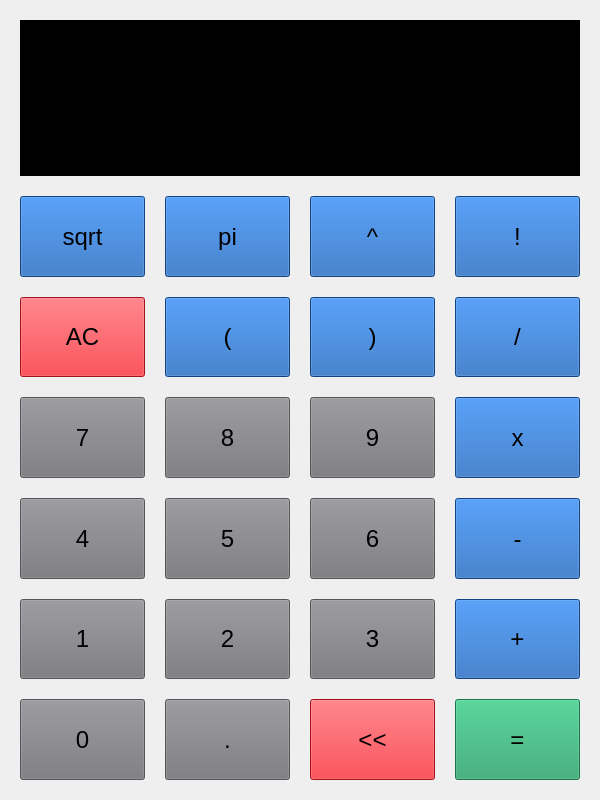
This is src/ui/calculator.ui in kzmijews/calculator as Qt 5 draws it before an edit. The edited form follows.
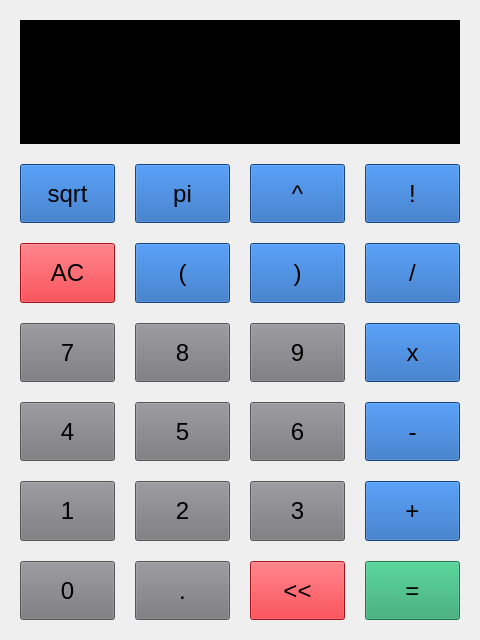
This is the edited form.

Commit message: Fixed minor issues with GUI

```diff
--- a/src/ui/calculator.ui
+++ b/src/ui/calculator.ui
@@ -6,8 +6,8 @@
    <rect>
     <x>0</x>
     <y>0</y>
-    <width>600</width>
-    <height>800</height>
+    <width>480</width>
+    <height>640</height>
    </rect>
   </property>
   <property name="sizePolicy">
@@ -75,7 +75,7 @@
       </property>
       <property name="font">
        <font>
-        <pointsize>24</pointsize>
+        <pointsize>32</pointsize>
         <stylestrategy>PreferAntialias</stylestrategy>
        </font>
       </property>
```
Left out of the diff: 2 changed lines with no effect on the pictures. The commit also changes 2 other files.
